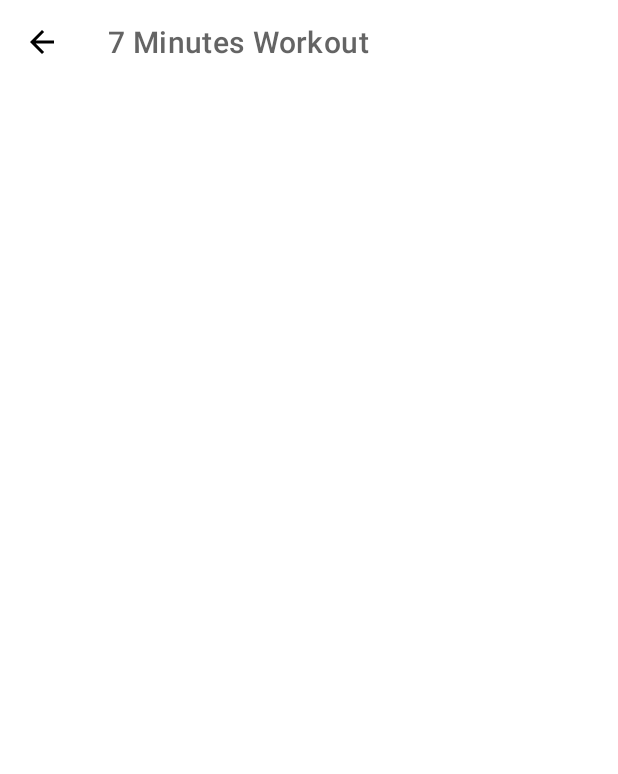
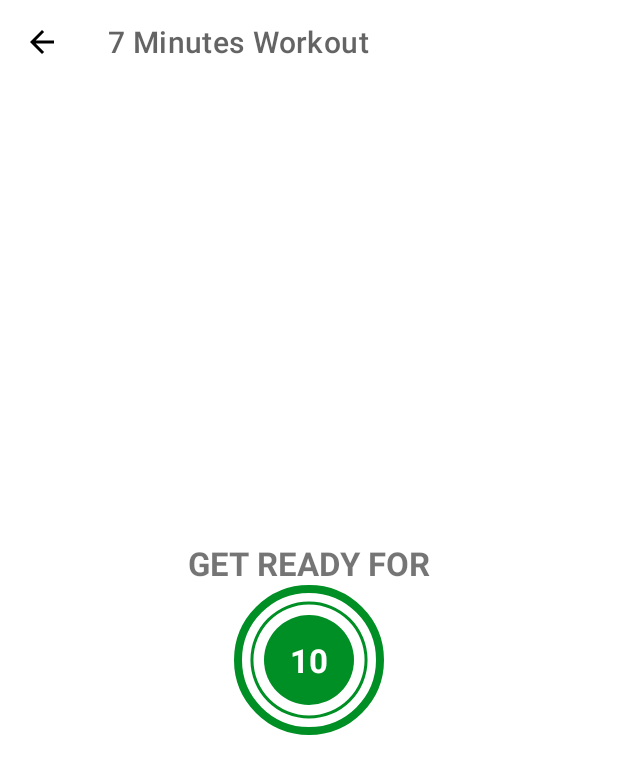
Before and after one commit to malicankaya/7MinutesWorkout, an Android app: the ExerciseActivity screen opened directly, with no data from a screen before it, on a phone screen of 412 x 824 dp. Shown: the top 774 px of the screen. Run offline under Robolectric (Android 15) with nearby library versions, the phone set to English and light mode, and no system bars.

Commit message:
adding custom progressbar for counter

```diff
--- /dev/null
+++ b/app/src/main/res/drawable-v24/circular_progress_gray.xml
@@ -0,0 +1,12 @@
+<?xml version="1.0" encoding="utf-8"?>
+<layer-list xmlns:android="http://schemas.android.com/apk/res/android">
+    <item>
+        <shape android:innerRadiusRatio="2.7"
+            android:shape="ring"
+            android:thicknessRatio="50.0"
+            android:useLevel="true"
+            >
+            <solid android:color="@color/lightGrey"/>
+        </shape>
+    </item>
+</layer-list>
--- /dev/null
+++ b/app/src/main/res/drawable/circular_color_accent_background.xml
@@ -0,0 +1,5 @@
+<?xml version="1.0" encoding="utf-8"?>
+<shape xmlns:android="http://schemas.android.com/apk/res/android"
+    android:shape="oval">
+    <solid android:color="@color/colorAccent" />
+</shape>
--- /dev/null
+++ b/app/src/main/res/drawable/circular_progress_bar.xml
@@ -0,0 +1,12 @@
+<?xml version="1.0" encoding="utf-8"?>
+<layer-list xmlns:android="http://schemas.android.com/apk/res/android">
+    <item>
+        <shape android:innerRadiusRatio="2.7"
+            android:shape="ring"
+            android:thicknessRatio="50.0"
+            android:useLevel="true"
+            >
+            <solid android:color="@color/colorAccent"/>
+        </shape>
+    </item>
+</layer-list>
--- a/app/src/main/res/layout/activity_exercise.xml
+++ b/app/src/main/res/layout/activity_exercise.xml
@@ -1,5 +1,5 @@
 <?xml version="1.0" encoding="utf-8"?>
-<RelativeLayout xmlns:android="http://schemas.android.com/apk/res/android"
+<androidx.constraintlayout.widget.ConstraintLayout xmlns:android="http://schemas.android.com/apk/res/android"
     xmlns:app="http://schemas.android.com/apk/res-auto"
     xmlns:tools="http://schemas.android.com/tools"
     android:layout_width="match_parent"
@@ -8,10 +8,67 @@
 
     <androidx.appcompat.widget.Toolbar
         android:id="@+id/toolbarExercise"
+        app:layout_constraintTop_toTopOf="parent"
         android:layout_width="match_parent"
         android:layout_height="?android:attr/actionBarSize"
         android:theme="@style/ExerciseToolbarTheme"
         app:titleTextColor="@color/colorPrimary"
         />
 
-</RelativeLayout>
+    <TextView
+        android:id="@+id/tvExerciseReady"
+        android:layout_width="wrap_content"
+        android:layout_height="wrap_content"
+        android:textStyle="bold"
+        android:textSize="22dp"
+        android:text="GET READY FOR"
+        app:layout_constraintEnd_toEndOf="parent"
+        app:layout_constraintStart_toStartOf="parent"
+        app:layout_constraintBottom_toTopOf="@id/flExercise"
+        />
+
+    <FrameLayout
+        android:id="@+id/flExercise"
+        android:layout_width="100dp"
+        android:layout_height="100dp"
+        android:background="@drawable/color_accent_border"
+        app:layout_constraintBottom_toBottomOf="parent"
+        app:layout_constraintStart_toStartOf="parent"
+        app:layout_constraintEnd_toEndOf="parent"
+        app:layout_constraintTop_toBottomOf="@id/toolbarExercise"
+        >
+
+        <ProgressBar
+            android:id="@+id/progressBar"
+            android:layout_width="100dp"
+            android:layout_height="100dp"
+            android:layout_gravity="center"
+            style="?android:attr/progressBarStyleHorizontal"
+            android:max="10"
+            android:background="@drawable/circular_progress_gray"
+            android:progressDrawable="@drawable/circular_progress_bar"
+            android:indeterminate="false"
+            android:progress="100"
+            android:rotation="-90"
+
+            />
+        <LinearLayout
+            android:layout_width="60dp"
+            android:layout_height="60dp"
+            android:gravity="center"
+            android:background="@drawable/circular_color_accent_background"
+            android:layout_gravity="center"
+            >
+            <TextView
+                android:layout_width="wrap_content"
+                android:layout_height="wrap_content"
+                android:text="10"
+                android:textColor="@color/white"
+                android:textSize="22sp"
+                android:textStyle="bold"
+                />
+        </LinearLayout>
+
+    </FrameLayout>
+
+</androidx.constraintlayout.widget.ConstraintLayout>
```
